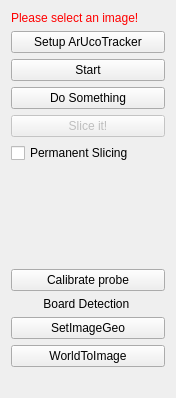
Qt form Plugins/org.mitk.gui.qt.aruco/src/internal/ArucoTestViewControls.ui (ivowolf/MITK) before a commit.
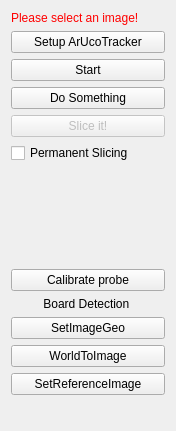
The same form after that commit.

Commit message: added the slice method into the timer and created a setReferenceImage Button and function

What changed in the file:
```diff
--- a/Plugins/org.mitk.gui.qt.aruco/src/internal/ArucoTestViewControls.ui
+++ b/Plugins/org.mitk.gui.qt.aruco/src/internal/ArucoTestViewControls.ui
@@ -7,7 +7,7 @@
     <x>0</x>
     <y>0</y>
     <width>176</width>
-    <height>398</height>
+    <height>431</height>
    </rect>
   </property>
   <property name="minimumSize">
@@ -121,6 +121,13 @@
      </property>
     </widget>
    </item>
+   <item>
+    <widget class="QPushButton" name="btnSetImage">
+     <property name="text">
+      <string>SetReferenceImage</string>
+     </property>
+    </widget>
+   </item>
    <item>
     <spacer name="spacer1">
      <property name="orientation">
```
The commit also changes 2 other files.
